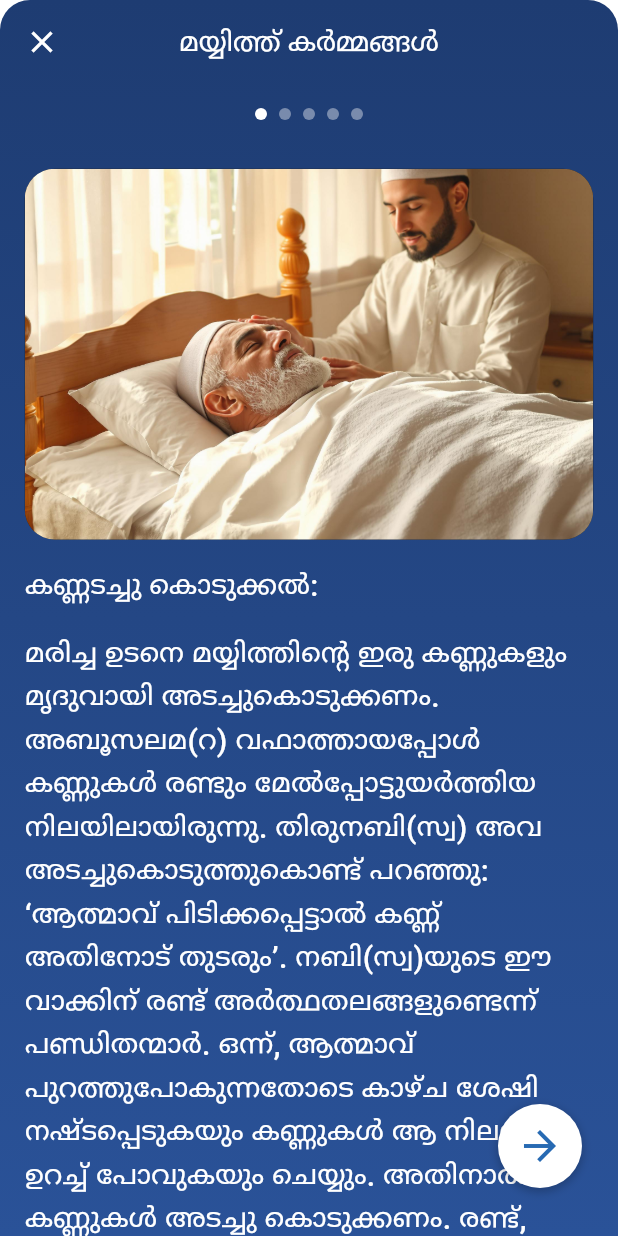
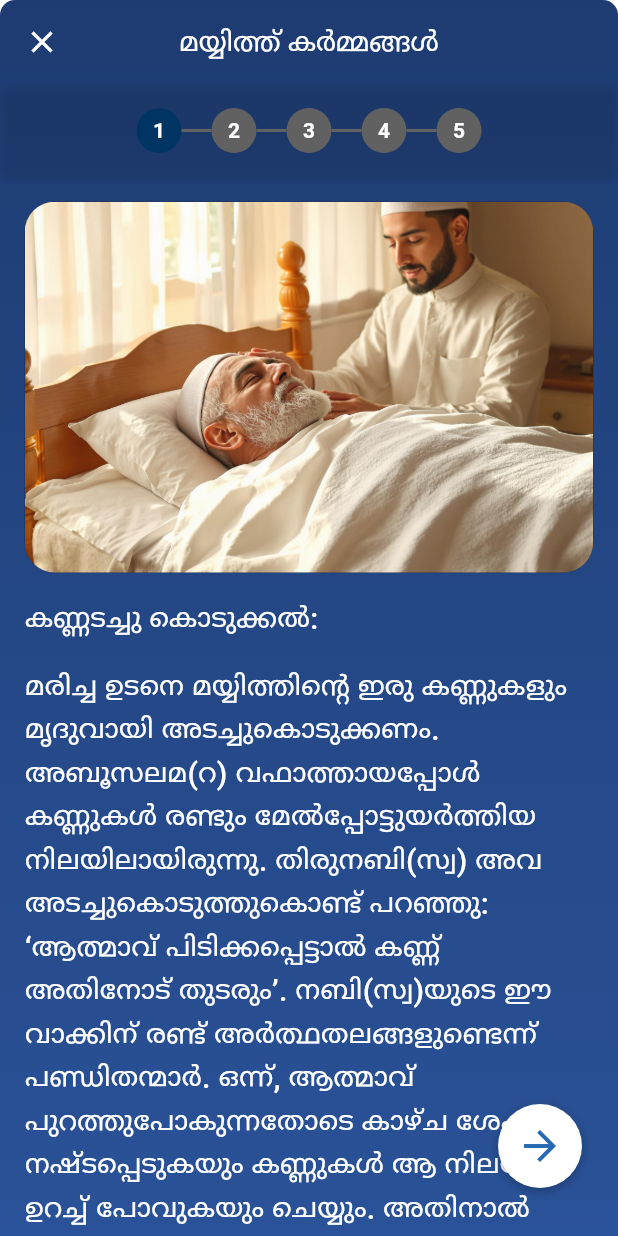
Before and after one commit to Jalaludheen25/Salat_jnz, a Flutter app: the Deadbodyverbscreen screen opened directly, on a phone screen of 412 x 824 dp. Run offline on Flutter 3.47's test engine with Material 3 defaults, Android fonts, the phone set to English and light mode, and no system bars; our stand-ins replace google_fonts, just_audio, shared_preferences; accounts and stored records are empty.

Commit message:
📌 Fix indicator on DeathVerb sheet

```diff
--- a/lib/screen/pages/deadbodyverb.dart
+++ b/lib/screen/pages/deadbodyverb.dart
@@ -92,8 +92,8 @@ class _DeadbodyverbscreenState extends State<Deadbodyverbscreen> {
           ],
         ),
         borderRadius: const BorderRadius.only(
-          topLeft: Radius.circular(20),
-          topRight: Radius.circular(20),
+          topLeft: Radius.circular(10),
+          topRight: Radius.circular(10),
         ),
       ),
       child: Scaffold(
@@ -302,21 +302,62 @@ class _DeadbodyverbscreenState extends State<Deadbodyverbscreen> {
 
   Widget _buildPageIndicator() {
     return Container(
-      padding: const EdgeInsets.symmetric(vertical: 16),
+      padding: const EdgeInsets.symmetric(vertical: 16, horizontal: 8),
+      decoration: BoxDecoration(
+        boxShadow: [
+          BoxShadow(
+            // ignore: deprecated_member_use
+            color: Colors.black.withOpacity(0.1),
+            blurRadius: 4,
+            offset: const Offset(0, 2),
+          ),
+        ],
+      ),
       child: Row(
         mainAxisAlignment: MainAxisAlignment.center,
-        children: List.generate(_prayerSteps.length, (index) {
-          return Container(
-            margin: const EdgeInsets.symmetric(horizontal: 4),
-            height: 8,
-            width: 8,
-            decoration: BoxDecoration(
-              shape: BoxShape.circle,
-              color: index == _currentIndex
-                  ? ColorClass.white
-                  : ColorClass.white.withOpacity(0.4),
-            ),
-          );
+        children: List.generate(_prayerSteps.length * 2 - 1, (index) {
+          if (index % 2 == 0) {
+            final stepIndex = index ~/ 2;
+            final currentPage =
+                (_pageController.hasClients ? _pageController.page ?? 0 : 0)
+                    .round();
+            final isActive = stepIndex == currentPage;
+            final isCompleted = stepIndex < currentPage;
+
+            return Container(
+              width: 30,
+              height: 30,
+              decoration: BoxDecoration(
+                shape: BoxShape.circle,
+                color: isCompleted
+                    ? ColorClass.secondaryColor
+                    : isActive
+                        ? ColorClass.secondaryColor
+                        : Colors.grey[700],
+              ),
+              child: Center(
+                child: Text(
+                  '${stepIndex + 1}',
+                  style: const TextStyle(
+                    color: Colors.white,
+                    fontWeight: FontWeight.bold,
+                  ),
+                ),
+              ),
+            );
+          } else {
+            final lineIndex = index ~/ 2;
+            final currentPage =
+                (_pageController.hasClients ? _pageController.page ?? 0 : 0)
+                    .round();
+            return Container(
+              width: 20,
+              height: 2,
+              color: lineIndex < currentPage
+                  ? ColorClass.secondaryColor
+                  : Colors.grey[700],
+            );
+          }
         }),
       ),
     );
```
Also changed, not shown: lib/widget/appdrawer.dart (+4 -5 lines).
